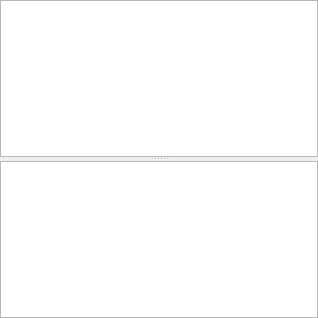
Before: the Qt Designer form views/navigationview.ui in caxapyk/TPointer, drawn with Qt 5.
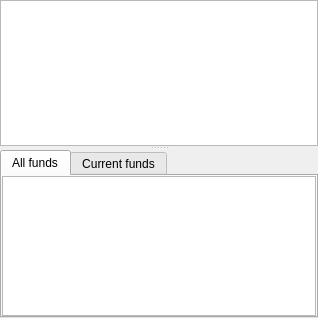
After: the same form once the commit is applied. Icons and pictures are not drawn.

Commit message: current funds treeview in progress

Diff of the .ui file:
```diff
--- a/views/navigationview.ui
+++ b/views/navigationview.ui
@@ -66,13 +66,75 @@
      <widget class="QWidget" name="layoutWidget">
       <layout class="QVBoxLayout" name="vL_funds">
        <item>
-        <widget class="QTreeView" name="tV_funds">
-         <property name="editTriggers">
-          <set>QAbstractItemView::NoEditTriggers</set>
+        <widget class="QTabWidget" name="tW_funds">
+         <property name="currentIndex">
+          <number>0</number>
          </property>
-         <property name="sortingEnabled">
-          <bool>true</bool>
-         </property>
+         <widget class="QWidget" name="tab_allFund">
+          <attribute name="icon">
+           <iconset resource="../resources.qrc">
+            <normaloff>:/icons/documents-16.png</normaloff>:/icons/documents-16.png</iconset>
+          </attribute>
+          <attribute name="title">
+           <string>All funds</string>
+          </attribute>
+          <layout class="QVBoxLayout" name="verticalLayout_2">
+           <property name="spacing">
+            <number>0</number>
+           </property>
+           <property name="leftMargin">
+            <number>0</number>
+           </property>
+           <property name="topMargin">
+            <number>0</number>
+           </property>
+           <property name="rightMargin">
+            <number>0</number>
+           </property>
+           <property name="bottomMargin">
+            <number>0</number>
+           </property>
+           <item>
+            <widget class="QTreeView" name="tV_funds">
+             <property name="editTriggers">
+              <set>QAbstractItemView::NoEditTriggers</set>
+             </property>
+             <property name="sortingEnabled">
+              <bool>true</bool>
+             </property>
+            </widget>
+           </item>
+          </layout>
+         </widget>
+         <widget class="QWidget" name="tab_currentFund">
+          <attribute name="icon">
+           <iconset resource="../resources.qrc">
+            <normaloff>:/icons/documents-16.png</normaloff>:/icons/documents-16.png</iconset>
+          </attribute>
+          <attribute name="title">
+           <string>Current funds</string>
+          </attribute>
+          <layout class="QVBoxLayout" name="verticalLayout_3">
+           <property name="spacing">
+            <number>0</number>
+           </property>
+           <property name="leftMargin">
+            <number>0</number>
+           </property>
+           <property name="topMargin">
+            <number>0</number>
+           </property>
+           <property name="rightMargin">
+            <number>0</number>
+           </property>
+           <property name="bottomMargin">
+            <number>0</number>
+           </property>
+           <item>
+            <widget class="QTreeView" name="tV_fundsCurr"/>
+           </item>
+          </layout>
+         </widget>
         </widget>
        </item>
       </layout>
```
Left out of the diff: 4 changed lines with no effect on the pictures. The commit also changes 14 other files.
